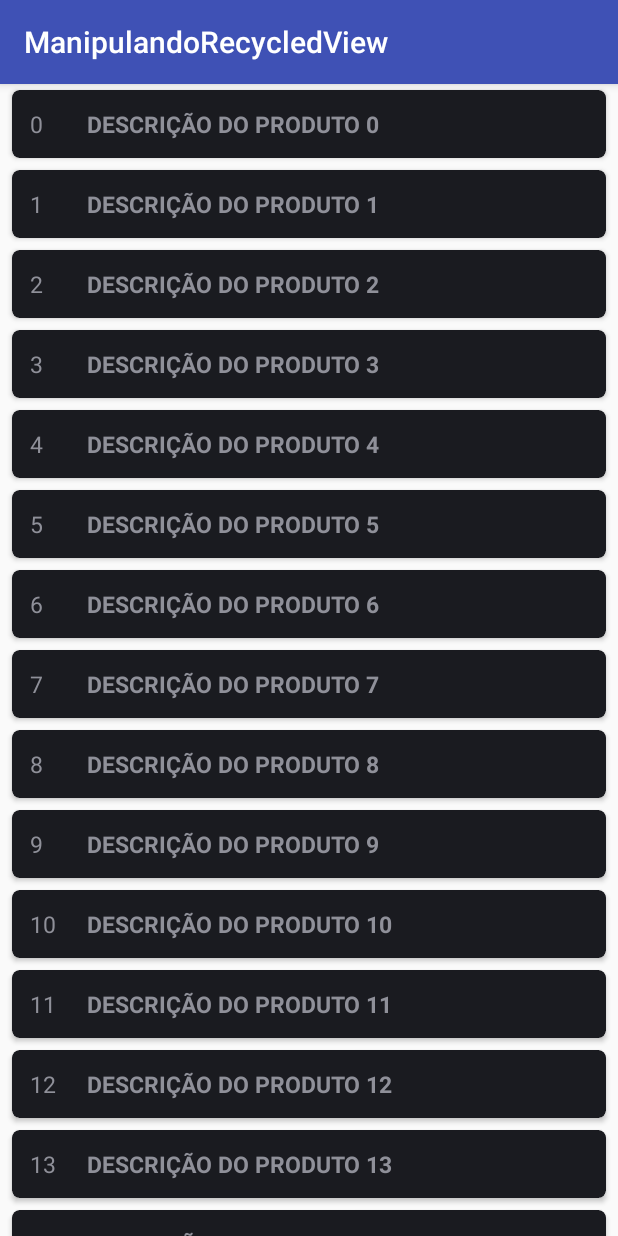
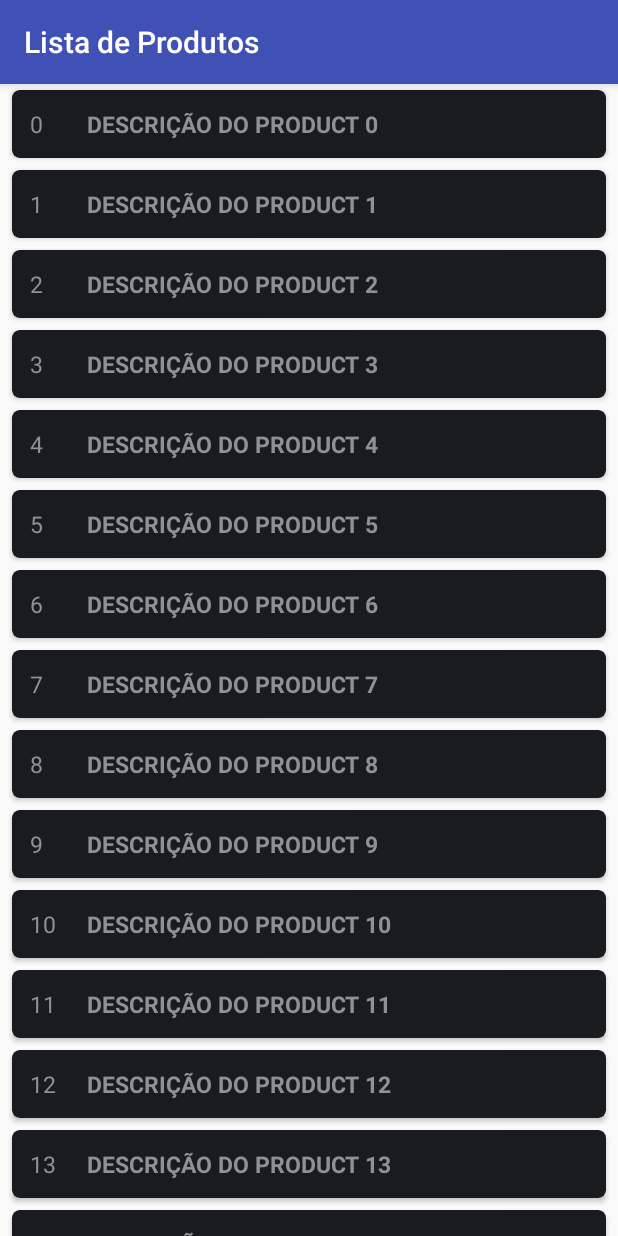
Before and after one commit to Germanomelo/RecycledView-Auto-Increment, an Android app: the screen it shows after launch (MainActivity), after a tap on "10", on a phone screen of 412 x 824 dp. Run offline under Robolectric (Android 15) with nearby library versions, the phone set to English and light mode, and no system bars.

Commit message:
Refatoração do codigo

```diff
--- a/app/src/main/java/com/softec/manipulandorecycledview/MainActivity.java
+++ b/app/src/main/java/com/softec/manipulandorecycledview/MainActivity.java
@@ -18,54 +18,68 @@ import java.util.List;
 public class MainActivity extends AppCompatActivity {
 
     private RecyclerView mRecycledView;
-    private ProdutosDados dados;
-    ProdutosAdapter mAdapter;
+    private ProductsData data;
+    private int page = 1;
+    private boolean increment = true;
+    private ProdutosAdapter mAdapter;
 
     @Override
     protected void onCreate(Bundle savedInstanceState) {
         super.onCreate(savedInstanceState);
         setContentView(R.layout.activity_main);
 
-        dados = new ProdutosDados();
+        // Inicializar os dados dos produtos
+        data = new ProductsData();
+        data.setQtdeItemPage(30);
 
+        // Instanciar Recyclerview
         this.mRecycledView = findViewById(R.id.recycled_produtos);
 
-        // Preencher Recyclerview de Produtos
-        this.mAdapter = new ProdutosAdapter(getApplicationContext(), dados.getListProdutos());
+        // Inicializar Adapter com uma lista de produtos
+        this.mAdapter = new ProdutosAdapter(getApplicationContext(), data.getListPage(page++));
         this.mRecycledView.setAdapter(this.mAdapter);
 
         LinearLayoutManager llm = new LinearLayoutManager(getApplicationContext());
         llm.setOrientation(LinearLayoutManager.VERTICAL);
         mRecycledView.setLayoutManager(llm);
 
+        // Monitorar a se os ultimos itens do Recycled estao sendo exibidos
         mRecycledView.addOnScrollListener(new RecyclerView.OnScrollListener() {
             @Override
             public void onScrolled(RecyclerView recyclerView, int dx, int dy) {
+                if(increment) {
                     LinearLayoutManager layoutManager = LinearLayoutManager.class.cast(recyclerView.getLayoutManager());
                     int totalItemCount = layoutManager.getItemCount();
                     int lastVisible = layoutManager.findLastVisibleItemPosition();
 
                     boolean endHasBeenReached = lastVisible + 5 >= totalItemCount;
                     if (totalItemCount > 0 && endHasBeenReached) {
-                    mAdapter.incrementRecyclerView();
+                        mAdapter.incrementRecycledView();
                         toast("Incrementou");
+                    }
                 }
             }
         });
 
     }
 
+    /**
+     * Exibir mensagem na interface
+     */
     private void toast(String msg) {
         Toast.makeText(this, msg, Toast.LENGTH_SHORT).show();
     }
 
+    /**
+     * Adapter de produtos
+     */
     private class ProdutosAdapter extends RecyclerView.Adapter<ProdutosAdapter.MyViewHolder> {
-        private List<Produto> produtosList;
+        private List<Product> productsListAdapter;
         private LayoutInflater mLayoutInflater;
 
-        private ProdutosAdapter(Context c, List<Produto> produtos) {
-            mLayoutInflater = (LayoutInflater) c.getSystemService(Context.LAYOUT_INFLATER_SERVICE);
-            this.produtosList = produtos;
+        private ProdutosAdapter(Context c, List<Product> produtos) {
+            this.mLayoutInflater = (LayoutInflater) c.getSystemService(Context.LAYOUT_INFLATER_SERVICE);
+            this.productsListAdapter = produtos;
         }
 
         @Override
@@ -78,45 +92,63 @@ public class MainActivity extends AppCompatActivity {
         @Override
         public void onBindViewHolder(ProdutosAdapter.MyViewHolder holder, int position) {
 
-            Produto produto = this.produtosList.get(position);
+            Product produto = this.productsListAdapter.get(position);
 
             holder.id.setText(String.valueOf(produto.getId()));
-            holder.descricaoTextView.setText(produto.getDescricao());
+            holder.descriptionTextView.setText(produto.getDescription());
         }
 
-        public void incrementRecyclerView() {
-            Log.i("Log_teste", "incremento ");
-            List<Produto> prods = dados.getListIncrement();
+        /**
+         * Incremeta itens no RecycledView
+         */
+        public void incrementRecycledView() {
+            List<Product> prods = data.getListPage(page++);
+
+            if (prods != null) {
 
                 int i = getItemCount();
-            for (Produto p : prods) {
-                this.produtosList.add(p);
+                for (Product p : prods) {
+                    this.productsListAdapter.add(p);
                     notifyItemInserted(i++);
                 }
-
+                if(data.getQtdeItemPage() > prods.size()){
+                    increment = false;
+                }
+            } else {
+                increment = false;
+            }
         }
 
         @Override
         public int getItemCount() {
-            return produtosList.size();
+            return productsListAdapter.size();
         }
 
-        public class MyViewHolder extends RecyclerView.ViewHolder implements View.OnClickListener {
+        public class MyViewHolder extends RecyclerView.ViewHolder implements View.OnClickListener, View.OnLongClickListener {
             TextView id;
-            TextView descricaoTextView;
+            TextView descriptionTextView;
 
 
             public MyViewHolder(View itemView) {
                 super(itemView);
                 itemView.setOnClickListener(this);
-                this.id = itemView.findViewById(R.id.text_id_produto);
-                this.descricaoTextView = itemView.findViewById(R.id.text_descricao_produto);
+                itemView.setOnLongClickListener(this);
+
+                this.id = itemView.findViewById(R.id.text_id_product);
+                this.descriptionTextView = itemView.findViewById(R.id.text_description_product);
             }
 
             @Override
             public void onClick(View view) {
-                toast("posição " + getAdapterPosition());
-                Log.i("RecycledView Log", "posição " + getAdapterPosition());
+                toast("onClick posição " + getAdapterPosition());
+                Log.i("RecycledView Log", "onClick posição " + getAdapterPosition());
+            }
+
+            @Override
+            public boolean onLongClick(View v) {
+                toast("onLongClick posição " + getAdapterPosition());
+                Log.i("RecycledView Log", "onLongClick posição " + getAdapterPosition());
+                return true;
             }
         }
     }
--- /dev/null
+++ b/app/src/main/java/com/softec/manipulandorecycledview/Product.java
@@ -0,0 +1,35 @@
+package com.softec.manipulandorecycledview;
+
+public class Product {
+    private int id;
+    private String description;
+
+    public Product(int id, String descricao) {
+        this.id = id;
+        this.description = descricao;
+    }
+
+    public int getId() {
+        return id;
+    }
+
+    public void setId(int id) {
+        this.id = id;
+    }
+
+    public String getDescription() {
+        return description;
+    }
+
+    public void setDescription(String description) {
+        this.description = description;
+    }
+
+    @Override
+    public String toString() {
+        return "Product{" +
+                "id=" + id +
+                ", description='" + description + '\'' +
+                '}';
+    }
+}
--- /dev/null
+++ b/app/src/main/java/com/softec/manipulandorecycledview/ProductsData.java
@@ -0,0 +1,67 @@
+package com.softec.manipulandorecycledview;
+
+import java.util.ArrayList;
+import java.util.List;
+
+/**
+ * Classe simula uma base de dados com 100 linhas
+ */
+public class ProductsData {
+
+    private List<Product> products;
+    private int qtdeItemPage;
+
+    /**
+     * popular List de produtos
+     */
+    public ProductsData() {
+        this.products = new ArrayList<>();
+        for(int i = 0; i < 100; i++) {
+            products.add(new Product(i, "Descrição do Product " + i));
+        }
+
+    }
+
+    public int getQtdeItemPage() {
+        return qtdeItemPage;
+    }
+
+    public void setQtdeItemPage(int qtdeItemPage) {
+        this.qtdeItemPage = qtdeItemPage;
+    }
+
+    /**
+     * Retorna todos os produtos
+     */
+    public  List<Product> getListProdutos(){
+        return this.products;
+    }
+
+    /**
+     * Retorna produtos paginados
+     */
+    public  List<Product> getListPage(int page){
+        List<Product> ps = new ArrayList<>();
+
+        int indexInit = (page - 1) * qtdeItemPage;
+        int indexFinal = page * qtdeItemPage;
+
+        if(this.products.size() < indexInit){
+            return null;
+        }else if(this.products.size() < indexFinal) {
+            indexFinal = this.products.size();
+        }
+
+        for(int i = indexInit; i < indexFinal; i++) {
+            ps.add(this.products.get(i));
+        }
+        return ps;
+    }
+
+    /**
+     * Obter um da lista de products pelo index
+     */
+    public Product getProduct(int i){
+        return this.products.get(i);
+    }
+}
--- a/app/src/main/java/com/softec/manipulandorecycledview/Produto.java
+++ /dev/null
@@ -1,35 +0,0 @@
-package com.softec.manipulandorecycledview;
-
-public class Produto {
-    private int id;
-    private String descricao;
-
-    public Produto(int id, String descricao) {
-        this.id = id;
-        this.descricao = descricao;
-    }
-
-    public int getId() {
-        return id;
-    }
-
-    public void setId(int id) {
-        this.id = id;
-    }
-
-    public String getDescricao() {
-        return descricao;
-    }
-
-    public void setDescricao(String descricao) {
-        this.descricao = descricao;
-    }
-
-    @Override
-    public String toString() {
-        return "Produto{" +
-                "id=" + id +
-                ", descricao='" + descricao + '\'' +
-                '}';
-    }
-}
--- a/app/src/main/java/com/softec/manipulandorecycledview/ProdutosDados.java
+++ /dev/null
@@ -1,32 +0,0 @@
-package com.softec.manipulandorecycledview;
-
-import java.util.ArrayList;
-import java.util.List;
-
-public class ProdutosDados {
-
-    private List<Produto> produtos;
-
-    public ProdutosDados() {
-        this.produtos = new ArrayList<>();
-        for(int i = 0; i < 50; i++) {
-            produtos.add(new Produto(i, "Descrição do Produto " + i));
-        }
-    }
-
-    public  List<Produto> getListProdutos(){
-        return this.produtos;
-    }
-
-    public  List<Produto> getListIncrement(){
-        List<Produto> ps = new ArrayList<>();
-        for(int i = this.produtos.size(); i < this.produtos.size()+50; i++) {
-            ps.add(new Produto(i, "Descrição do Produto " + i));
-        }
-        return ps;
-    }
-
-    public Produto getProdudo(int i){
-        return this.produtos.get(i);
-    }
-}
--- a/app/src/main/res/layout/row_produto_list.xml
+++ b/app/src/main/res/layout/row_produto_list.xml
@@ -12,7 +12,7 @@
     android:elevation="2dp">
 
     <TextView
-        android:id="@+id/text_id_produto"
+        android:id="@+id/text_id_product"
         android:layout_width="wrap_content"
         android:layout_height="wrap_content"
         android:textSize="15sp"
@@ -20,7 +20,7 @@
         android:text="@string/zero"/>
 
     <TextView
-        android:id="@+id/text_descricao_produto"
+        android:id="@+id/text_description_product"
         android:layout_width="wrap_content"
         android:layout_height="wrap_content"
         android:textSize="15sp"
@@ -28,6 +28,6 @@
         android:textAllCaps="true"
         android:layout_marginTop="12dp"
         android:layout_marginLeft="50dp"
-        android:text="@string/descricao" />
+        android:text="@string/description" />
 
 </android.support.v7.widget.CardView>
--- a/app/src/main/res/values/strings.xml
+++ b/app/src/main/res/values/strings.xml
@@ -1,5 +1,5 @@
 <resources>
-    <string name="app_name">ManipulandoRecycledView</string>
+    <string name="app_name">Lista de Produtos</string>
     <string name="zero">0</string>
-    <string name="descricao">Descrição</string>
+    <string name="description">Descrição</string>
 </resources>
```
Lines whose indentation alone changed are shown as unchanged.
